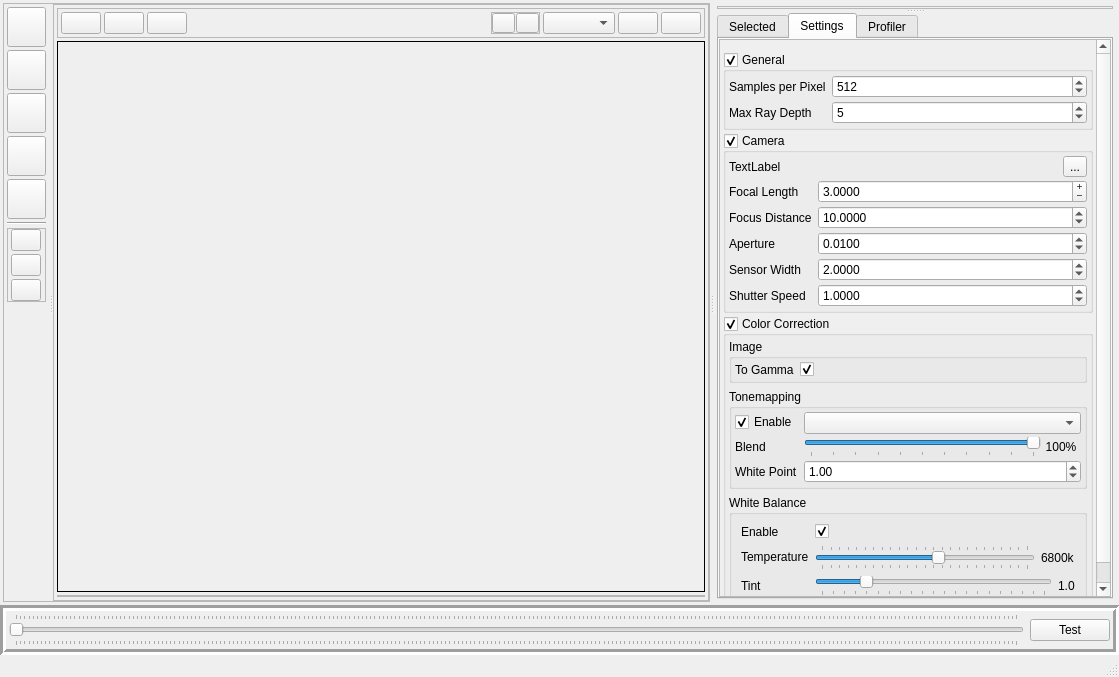
Qt form nectar_render/gui/resource/mainwidget.ui (ZacharyBork/NectarRender) before a commit.
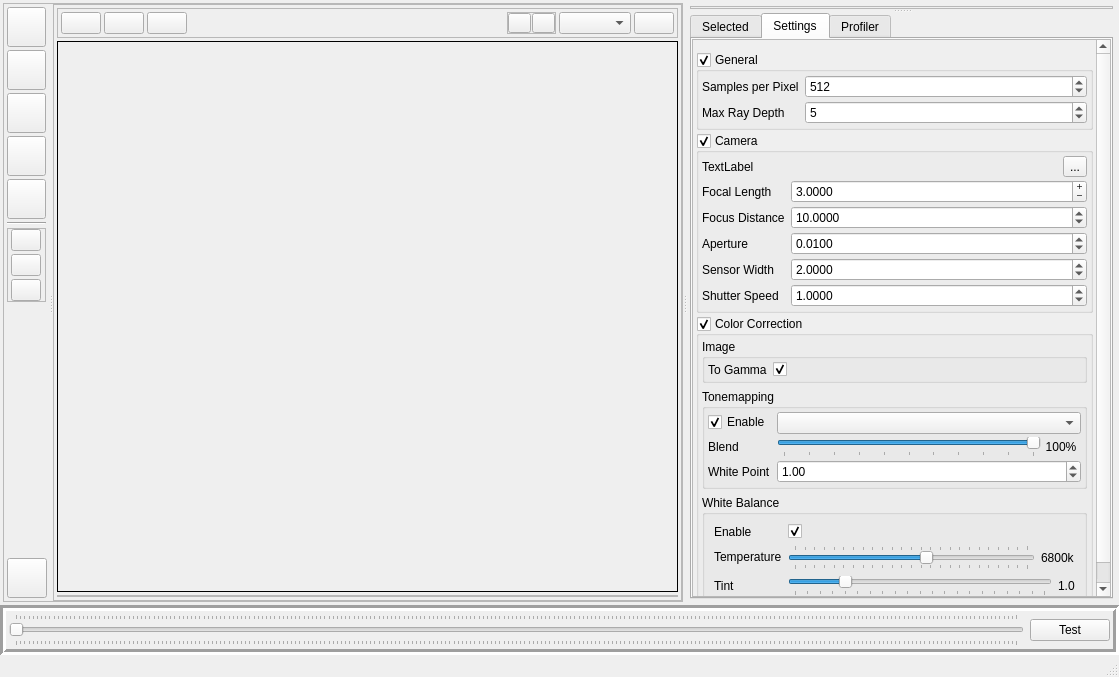
The same form after that commit.

```diff
--- a/nectar_render/gui/resource/mainwidget.ui
+++ b/nectar_render/gui/resource/mainwidget.ui
@@ -333,6 +333,28 @@
                  </layout>
                 </widget>
                </item>
+               <item row="9" column="0">
+                <widget class="QPushButton" name="save_render">
+                 <property name="sizePolicy">
+                  <sizepolicy hsizetype="Maximum" vsizetype="Maximum">
+                   <horstretch>0</horstretch>
+                   <verstretch>0</verstretch>
+                  </sizepolicy>
+                 </property>
+                 <property name="minimumSize">
+                  <size>
+                   <width>40</width>
+                   <height>40</height>
+                  </size>
+                 </property>
+                 <property name="toolTip">
+                  <string>Save current render to disk</string>
+                 </property>
+                 <property name="text">
+                  <string/>
+                 </property>
+                </widget>
+               </item>
               </layout>
              </widget>
              <widget class="QFrame" name="frame_6">
@@ -527,16 +549,6 @@
                     </property>
                    </widget>
                   </item>
-                  <item>
-                   <widget class="QPushButton" name="save_render">
-                    <property name="toolTip">
-                     <string>Save current render to disk</string>
-                    </property>
-                    <property name="text">
-                     <string/>
-                    </property>
-                   </widget>
-                  </item>
                  </layout>
                 </widget>
                </item>
```
